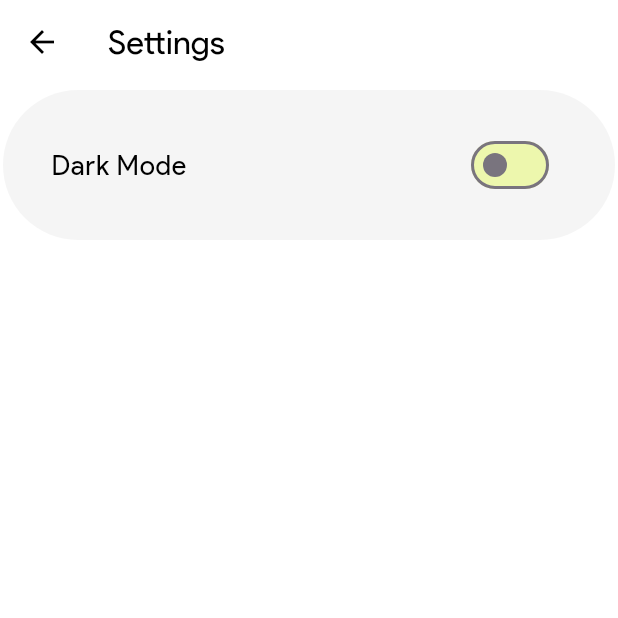
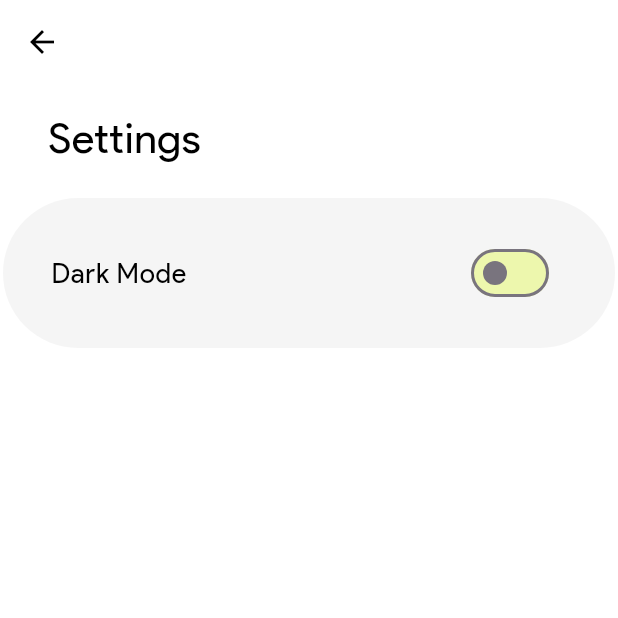
Before and after one commit to jydv402/memno, a Flutter app: the screen it shows after launch, after a tap on the "menu" icon, on a phone screen of 412 x 824 dp, the top half of it. Run offline on Flutter 3.47's test engine with Material 3 defaults, Android fonts, the light colour scheme and no system bars; our stand-ins replace flutter_chat_types, glassmorphism, hive, hive_flutter; missing offline and left inert: any_link_preview, flutter_link_previewer; accounts and stored records are empty.

Commit message:
Logo and minor ui changes

```diff
--- a/lib/components/main_tile.dart
+++ b/lib/components/main_tile.dart
@@ -118,14 +118,14 @@ class _MainTileState extends State<MainTile> {
       isSelected: Filters.values.map((e) => e == _filter).toList(),
       children: const [
         Padding(
-            padding: EdgeInsets.symmetric(horizontal: 19, vertical: 19),
-            child: Text('   All   ')),
+            padding: EdgeInsets.symmetric(horizontal: 22, vertical: 19),
+            child: Text('   All   ', style: TextStyle(fontFamily: 'Product'))),
         Padding(
-            padding: EdgeInsets.symmetric(horizontal: 19, vertical: 19),
-            child: Text('Liked')),
+            padding: EdgeInsets.symmetric(horizontal: 22, vertical: 19),
+            child: Text('Liked', style: TextStyle(fontFamily: 'Product'))),
         Padding(
-            padding: EdgeInsets.symmetric(horizontal: 19, vertical: 19),
-            child: Text('Empty')),
+            padding: EdgeInsets.symmetric(horizontal: 22, vertical: 19),
+            child: Text('Empty', style: TextStyle(fontFamily: 'Product'))),
       ],
     );
   }
@@ -167,13 +167,21 @@ class TopAccentBox extends StatelessWidget {
           ),
           //Intro text
           const Positioned(
-              top: 52,
+              top: 48,
               left: 26,
               child: Text("Hi,\nI'm Memno",
                   style: TextStyle(
                       fontFamily: 'Product',
                       fontWeight: FontWeight.w700,
-                      fontSize: 52))),
+                      fontSize: 48))),
+          //Memno image
+          Positioned(
+            top: 64,
+            right: 24,
+            height: 110,
+            width: 110,
+            child: Image.asset('assets/memno_clear_blk.png'),
+          ),
           //Code count
           Positioned(
             bottom: 16,
--- a/lib/components/settings_page.dart
+++ b/lib/components/settings_page.dart
@@ -15,11 +15,17 @@ class SettingsPage extends StatelessWidget {
           appBar: AppBar(
             backgroundColor: colors.bgClr,
             foregroundColor: colors.fgClr,
-            title:
-                const Text("Settings", style: TextStyle(fontFamily: 'Product')),
           ),
           body: ListView(
             children: [
+              Padding(
+                padding: const EdgeInsets.fromLTRB(32, 16, 0, 16),
+                child: Text("Settings",
+                    style: TextStyle(
+                        fontFamily: 'Product',
+                        fontSize: 28,
+                        color: colors.textClr)),
+              ),
               Container(
                 height: 100,
                 padding: const EdgeInsets.all(16),
```
Also changed, not shown: pubspec.yaml (+5 -3 lines), assets/memno_1024.png (added), assets/memno_512.png (added), assets/memno_clear_blk.png (added), assets/memno_clear_white.png (added).
